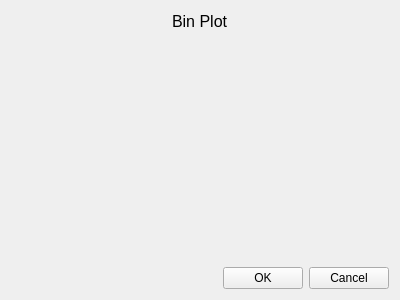
The window that code/display/QtPlotter/ThresholdingBinPlotDialog.ui (radio-astro/casa) describes before a commit, drawn with Qt 5.
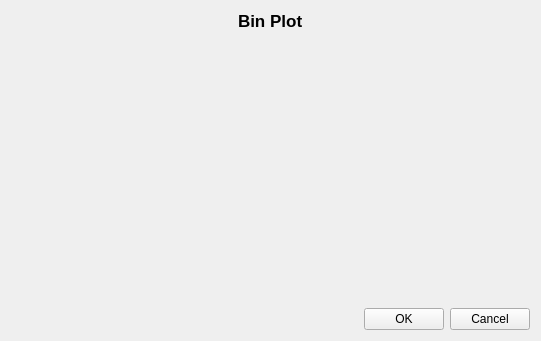
The same window after the commit.

What changed in the file:
```diff
--- a/code/display/QtPlotter/ThresholdingBinPlotDialog.ui
+++ b/code/display/QtPlotter/ThresholdingBinPlotDialog.ui
@@ -6,8 +6,8 @@
    <rect>
     <x>0</x>
     <y>0</y>
-    <width>400</width>
-    <height>300</height>
+    <width>541</width>
+    <height>341</height>
    </rect>
   </property>
   <property name="windowTitle">
@@ -33,7 +33,9 @@
       <widget class="QLabel" name="binPlotDialogTitle">
        <property name="font">
         <font>
-         <pointsize>12</pointsize>
+         <pointsize>13</pointsize>
+         <weight>75</weight>
+         <bold>true</bold>
         </font>
        </property>
        <property name="text">
```
Left out of the diff: 11 changed lines with no effect on the pictures.
